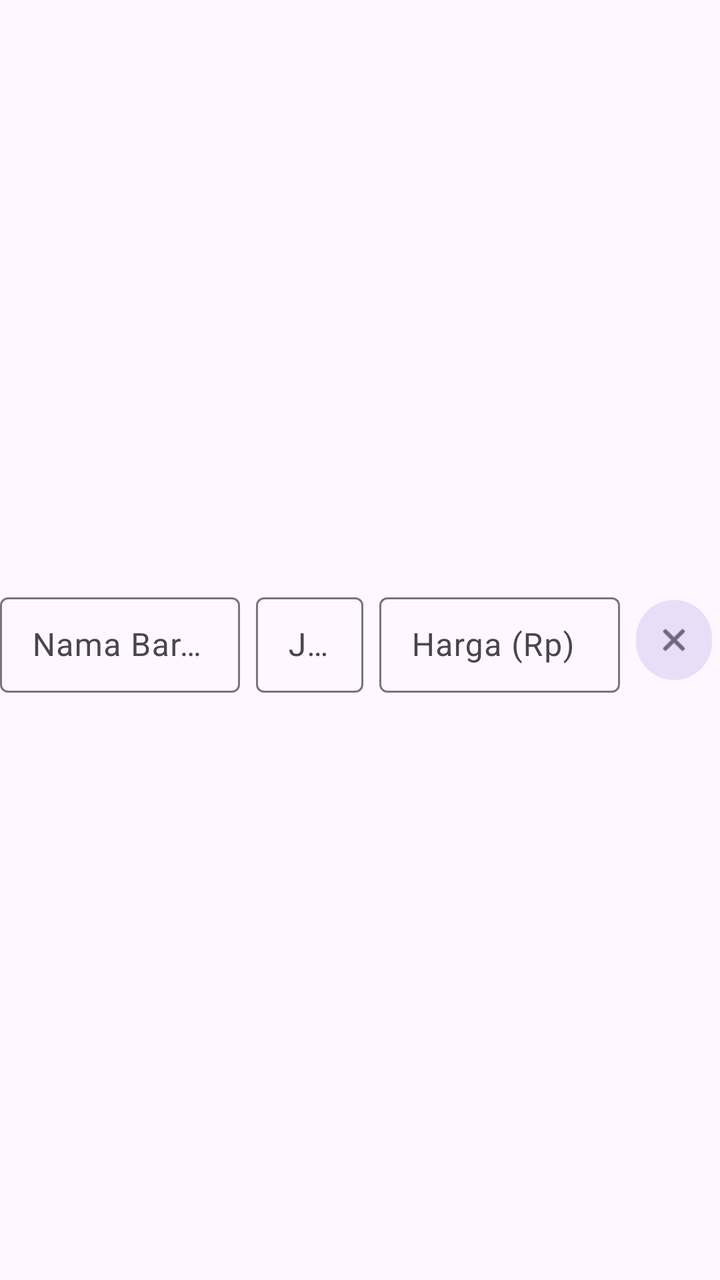
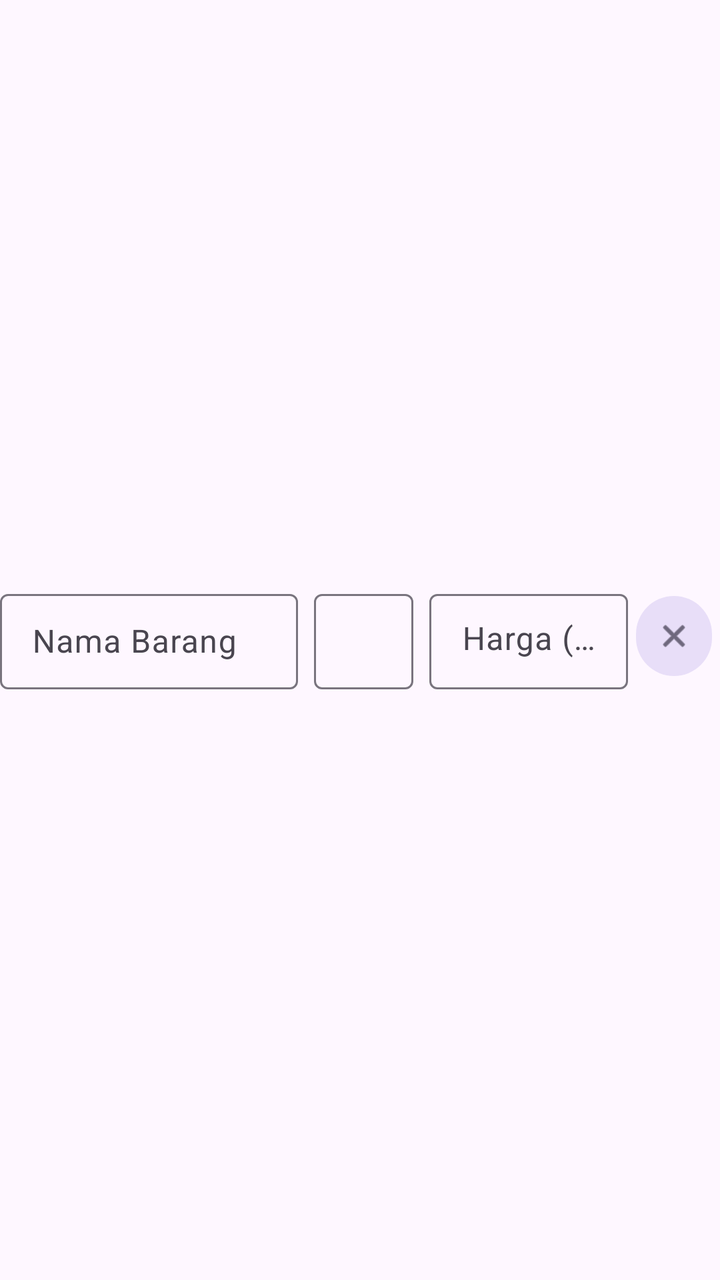

The first picture is an Android layout as it rendered before a commit; the second is the same layout after the commit. The layout source and the unified diff follow.
<!-- AndroidManifest.xml: application theme Theme.NotaCostume -->
<!-- res/layout/item_barang.xml -->
<?xml version="1.0" encoding="utf-8"?>
<LinearLayout xmlns:android="http://schemas.android.com/apk/res/android"
    xmlns:app="http://schemas.android.com/apk/res-auto"
    android:layout_width="match_parent"
    android:layout_height="wrap_content"
    android:orientation="horizontal"
    android:layout_marginTop="8dp"
    android:gravity="center_vertical">

    <com.google.android.material.textfield.TextInputLayout
        android:id="@+id/tilBarang"
        style="@style/Widget.Material3.TextInputLayout.OutlinedBox.Dense"
        android:layout_width="0dp"
        android:layout_height="wrap_content"
        android:layout_weight="1"
        android:hint="@string/label_barang">

        <com.google.android.material.textfield.TextInputEditText
            android:id="@+id/etBarang"
            android:layout_width="match_parent"
            android:layout_height="wrap_content"
            android:inputType="textCapWords"
            android:maxLines="1" />
    </com.google.android.material.textfield.TextInputLayout>

    <com.google.android.material.textfield.TextInputLayout
        android:id="@+id/tilJumlah"
        style="@style/Widget.Material3.TextInputLayout.OutlinedBox.Dense"
        android:layout_width="0dp"
        android:layout_height="wrap_content"
        android:layout_weight="0.45"
        android:layout_marginStart="8dp"
        android:hint="@string/label_jumlah">

        <com.google.android.material.textfield.TextInputEditText
            android:id="@+id/etJumlah"
            android:layout_width="match_parent"
            android:layout_height="wrap_content"
            android:inputType="number"
            android:maxLines="1" />
    </com.google.android.material.textfield.TextInputLayout>

    <com.google.android.material.textfield.TextInputLayout
        android:id="@+id/tilHarga"
        style="@style/Widget.Material3.TextInputLayout.OutlinedBox.Dense"
        android:layout_width="0dp"
        android:layout_height="wrap_content"
        android:layout_weight="1"
        android:layout_marginStart="8dp"
        android:hint="@string/label_harga">

        <com.google.android.material.textfield.TextInputEditText
            android:id="@+id/etHarga"
            android:layout_width="match_parent"
            android:layout_height="wrap_content"
            android:inputType="numberDecimal"
            android:maxLines="1" />
    </com.google.android.material.textfield.TextInputLayout>

    <com.google.android.material.button.MaterialButton
        android:id="@+id/btnHapusItem"
        style="@style/Widget.Material3.Button.IconButton.Filled.Tonal"
        android:layout_width="wrap_content"
        android:layout_height="wrap_content"
        android:layout_marginStart="4dp"
        app:icon="@android:drawable/ic_menu_close_clear_cancel"
        app:iconSize="18dp"
        android:contentDescription="@string/hapus_barang" />
</LinearLayout>
<!-- resources referenced by this layout -->
<resources>
  <string name="hapus_barang">Hapus baris barang ini</string>
  <string name="label_barang">Nama Barang</string>
  <string name="label_harga">Harga (Rp)</string>
  <string name="label_jumlah">Jumlah</string>
  <style name="Theme.NotaCostume" parent="Theme.Material3.DayNight.NoActionBar">
          <item name="colorPrimary">@color/md_primary</item>
          <item name="colorOnPrimary">@color/white</item>
          <item name="colorPrimaryContainer">@color/md_primary_container</item>
          <item name="colorOnPrimaryContainer">@color/md_on_primary_container</item>
          <item name="colorSecondary">@color/md_secondary</item>
          <item name="colorOnSecondary">@color/white</item>
          <item name="colorSecondaryContainer">@color/md_secondary_container</item>
          <item name="colorOnSecondaryContainer">@color/md_on_secondary_container</item>
          <item name="colorSurface">@color/md_surface</item>
          <item name="colorOnSurface">@color/md_on_surface</item>
          <item name="colorSurfaceContainer">@color/md_surface_container</item>
          <item name="colorOutline">@color/md_outline</item>
          <item name="dynamicColorThemeOverlay">@style/ThemeOverlay.Material3.DynamicColors.DayNight</item>
          <item name="android:statusBarColor">?attr/colorSurfaceContainer</item>
      </style>
  <color name="md_primary">#6750A4</color>
  <color name="white">#FFFFFF</color>
  <color name="md_primary_container">#EADDFF</color>
  <color name="md_on_primary_container">#21005D</color>
  <color name="md_secondary">#625B71</color>
  <color name="md_secondary_container">#E8DEF8</color>
  <color name="md_on_secondary_container">#1D192B</color>
  <color name="md_surface">#FDF8FF</color>
  <color name="md_on_surface">#1D1B20</color>
  <color name="md_surface_container">#F3EDF7</color>
  <color name="md_outline">#79747E</color>
</resources>

<!-- the commit's change to res/layout/item_barang.xml (unified diff, before → after) -->
@@ -1,19 +1,22 @@
 <?xml version="1.0" encoding="utf-8"?>
-<LinearLayout xmlns:android="http://schemas.android.com/apk/res/android"
+<androidx.constraintlayout.widget.ConstraintLayout xmlns:android="http://schemas.android.com/apk/res/android"
     xmlns:app="http://schemas.android.com/apk/res-auto"
     android:layout_width="match_parent"
     android:layout_height="wrap_content"
-    android:orientation="horizontal"
     android:layout_marginTop="8dp"
-    android:gravity="center_vertical">
+    android:paddingBottom="4dp">
 
     <com.google.android.material.textfield.TextInputLayout
         android:id="@+id/tilBarang"
         style="@style/Widget.Material3.TextInputLayout.OutlinedBox.Dense"
         android:layout_width="0dp"
         android:layout_height="wrap_content"
-        android:layout_weight="1"
-        android:hint="@string/label_barang">
+        android:hint="@string/label_barang"
+        app:layout_constraintBottom_toBottomOf="parent"
+        app:layout_constraintEnd_toStartOf="@id/tilJumlah"
+        app:layout_constraintHorizontal_weight="3"
+        app:layout_constraintStart_toStartOf="parent"
+        app:layout_constraintTop_toTopOf="parent">
 
         <com.google.android.material.textfield.TextInputEditText
             android:id="@+id/etBarang"
@@ -28,16 +31,21 @@
         style="@style/Widget.Material3.TextInputLayout.OutlinedBox.Dense"
         android:layout_width="0dp"
         android:layout_height="wrap_content"
-        android:layout_weight="0.45"
         android:layout_marginStart="8dp"
-        android:hint="@string/label_jumlah">
+        android:hint="@string/label_jumlah"
+        app:layout_constraintBottom_toBottomOf="parent"
+        app:layout_constraintEnd_toStartOf="@id/tilHarga"
+        app:layout_constraintHorizontal_weight="1"
+        app:layout_constraintStart_toEndOf="@id/tilBarang"
+        app:layout_constraintTop_toTopOf="parent">
 
         <com.google.android.material.textfield.TextInputEditText
             android:id="@+id/etJumlah"
             android:layout_width="match_parent"
             android:layout_height="wrap_content"
             android:inputType="number"
-            android:maxLines="1" />
+            android:maxLines="1"
+            android:gravity="end" />
     </com.google.android.material.textfield.TextInputLayout>
 
     <com.google.android.material.textfield.TextInputLayout
@@ -45,16 +53,21 @@
         style="@style/Widget.Material3.TextInputLayout.OutlinedBox.Dense"
         android:layout_width="0dp"
         android:layout_height="wrap_content"
-        android:layout_weight="1"
         android:layout_marginStart="8dp"
-        android:hint="@string/label_harga">
+        android:hint="@string/label_harga"
+        app:layout_constraintBottom_toBottomOf="parent"
+        app:layout_constraintEnd_toStartOf="@id/btnHapusItem"
+        app:layout_constraintHorizontal_weight="2"
+        app:layout_constraintStart_toEndOf="@id/tilJumlah"
+        app:layout_constraintTop_toTopOf="parent">
 
         <com.google.android.material.textfield.TextInputEditText
             android:id="@+id/etHarga"
             android:layout_width="match_parent"
             android:layout_height="wrap_content"
             android:inputType="numberDecimal"
-            android:maxLines="1" />
+            android:maxLines="1"
+            android:gravity="end" />
     </com.google.android.material.textfield.TextInputLayout>
 
     <com.google.android.material.button.MaterialButton
@@ -62,8 +75,12 @@
         style="@style/Widget.Material3.Button.IconButton.Filled.Tonal"
         android:layout_width="wrap_content"
         android:layout_height="wrap_content"
-        android:layout_marginStart="4dp"
+        android:layout_marginStart="8dp"
+        android:contentDescription="@string/hapus_barang"
         app:icon="@android:drawable/ic_menu_close_clear_cancel"
         app:iconSize="18dp"
-        android:contentDescription="@string/hapus_barang" />
-</LinearLayout>
+        app:layout_constraintBottom_toBottomOf="parent"
+        app:layout_constraintEnd_toEndOf="parent"
+        app:layout_constraintTop_toTopOf="parent" />
+
+</androidx.constraintlayout.widget.ConstraintLayout>
